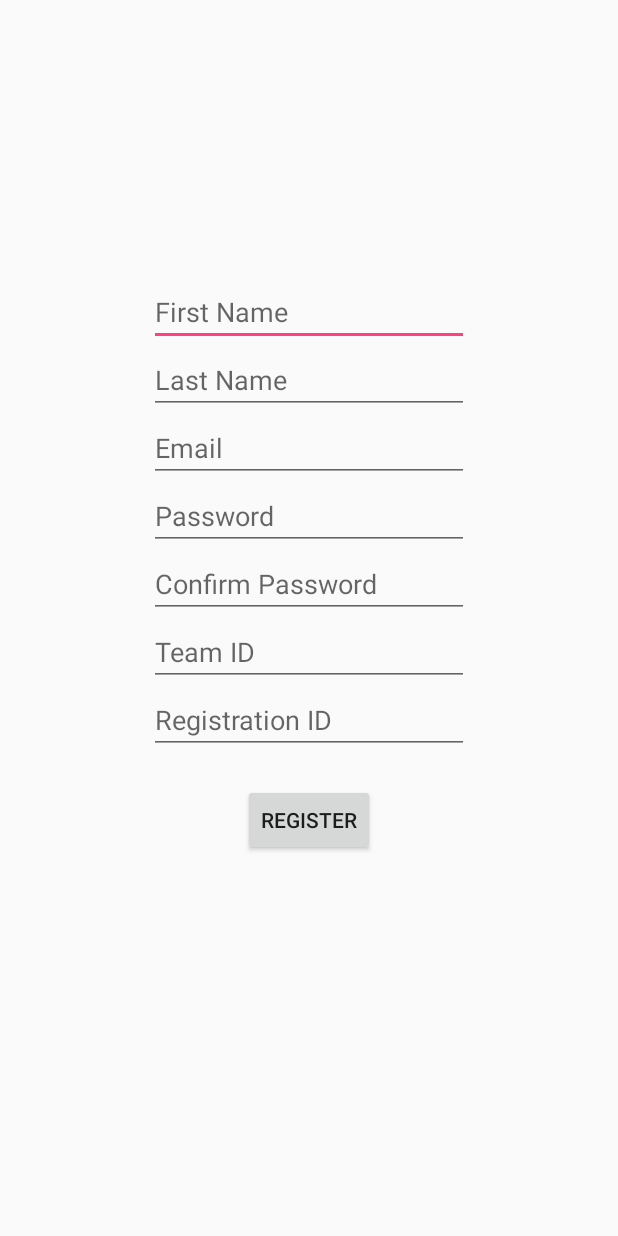
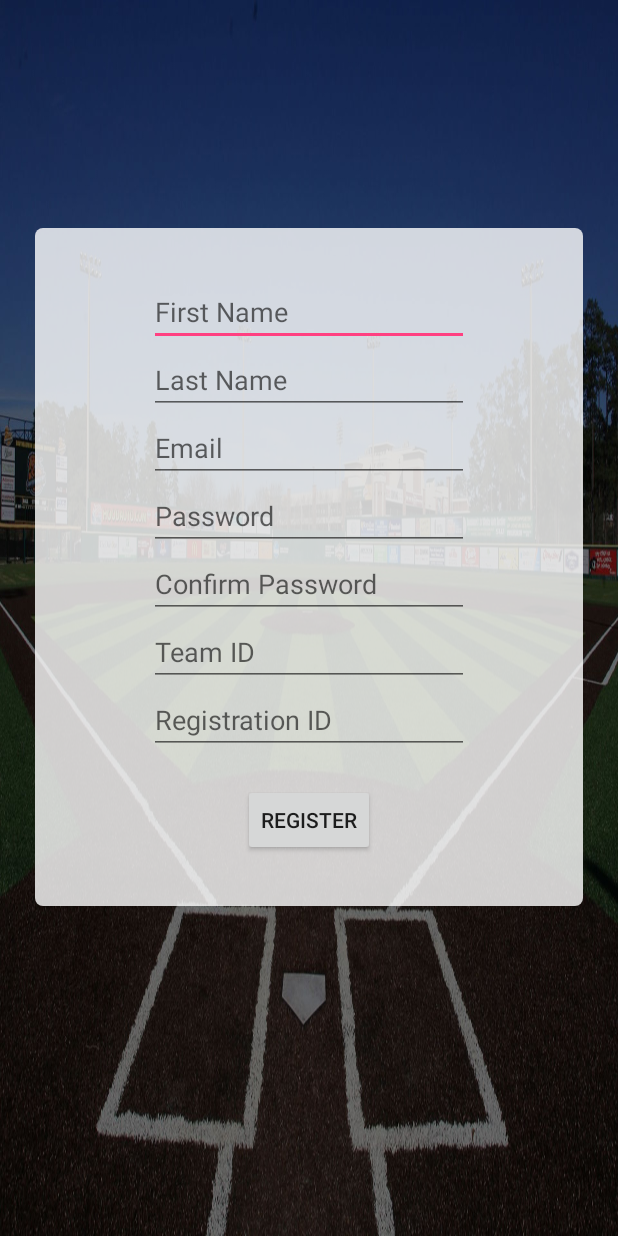
Before and after one commit to connor-dean/PitchersEye, an Android app: the SignUpActivity screen opened directly, with no data from a screen before it, on a phone screen of 412 x 824 dp. Run offline under Robolectric (Android 15) with nearby library versions, the phone set to English and light mode, and no system bars; our stand-ins replace Firebase (no records; nobody signed in at launch, a user with empty details on screens opened directly).

Commit message:
Registration UI

```diff
--- a/app/src/main/res/layout/activity_sign_up.xml
+++ b/app/src/main/res/layout/activity_sign_up.xml
@@ -5,7 +5,18 @@
     xmlns:tools="http://schemas.android.com/tools"
     android:layout_width="match_parent"
     android:layout_height="match_parent"
+    android:background="@drawable/baseball_field_opacity"
     tools:context="pitcherseye.pitcherseye.LoginActivity" >
+
+    <ImageView
+        android:id="@+id/login_panel"
+        android:layout_width="365dp"
+        android:layout_height="452dp"
+        android:background="@drawable/background_square"
+        app:layout_constraintBottom_toBottomOf="@id/button_signup_register"
+        app:layout_constraintLeft_toLeftOf="@id/edt_team_id"
+        app:layout_constraintRight_toRightOf="@id/edt_team_id"
+        app:layout_constraintTop_toTopOf="@id/edt_first_name" />
 
     <EditText
         android:id="@+id/edt_first_name"
@@ -97,6 +108,7 @@
         style="?android:attr/progressBarStyle"
         android:layout_width="wrap_content"
         android:layout_height="wrap_content"
+        android:layout_marginTop="20dp"
         app:layout_constraintTop_toBottomOf="@+id/button_signup_register"
         app:layout_constraintLeft_toLeftOf="parent"
         app:layout_constraintRight_toRightOf="parent"/>
```
